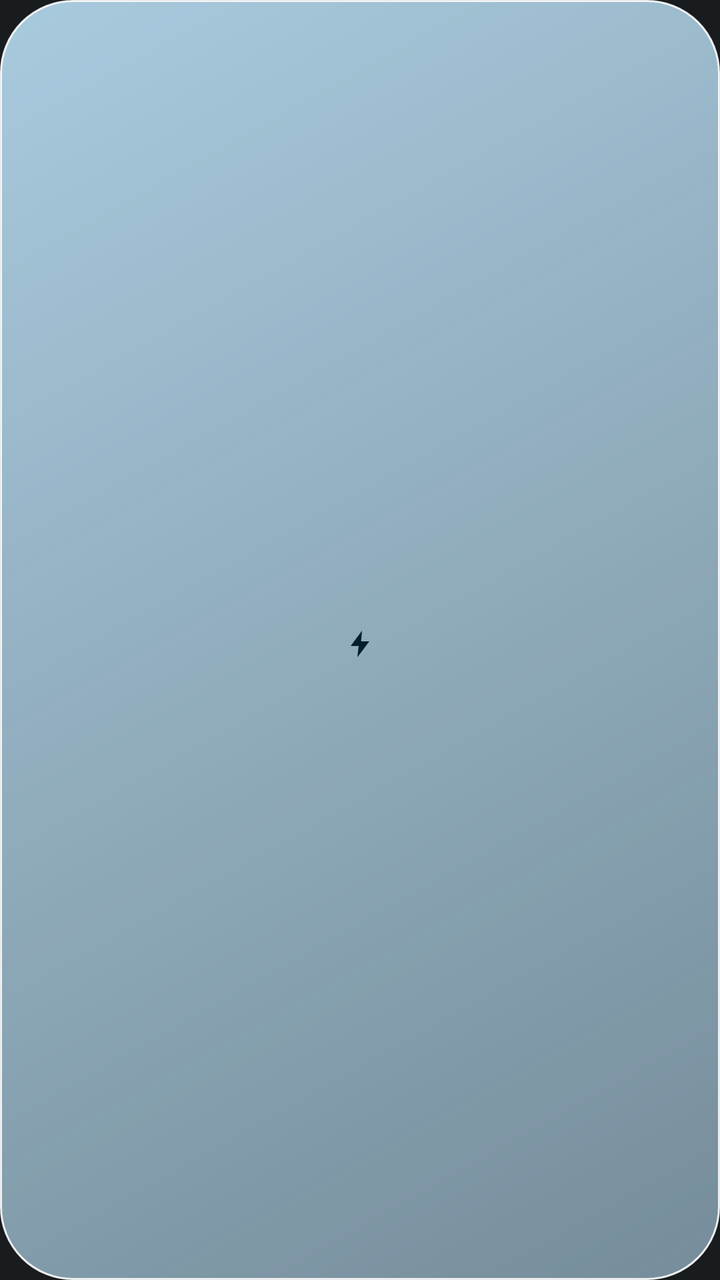
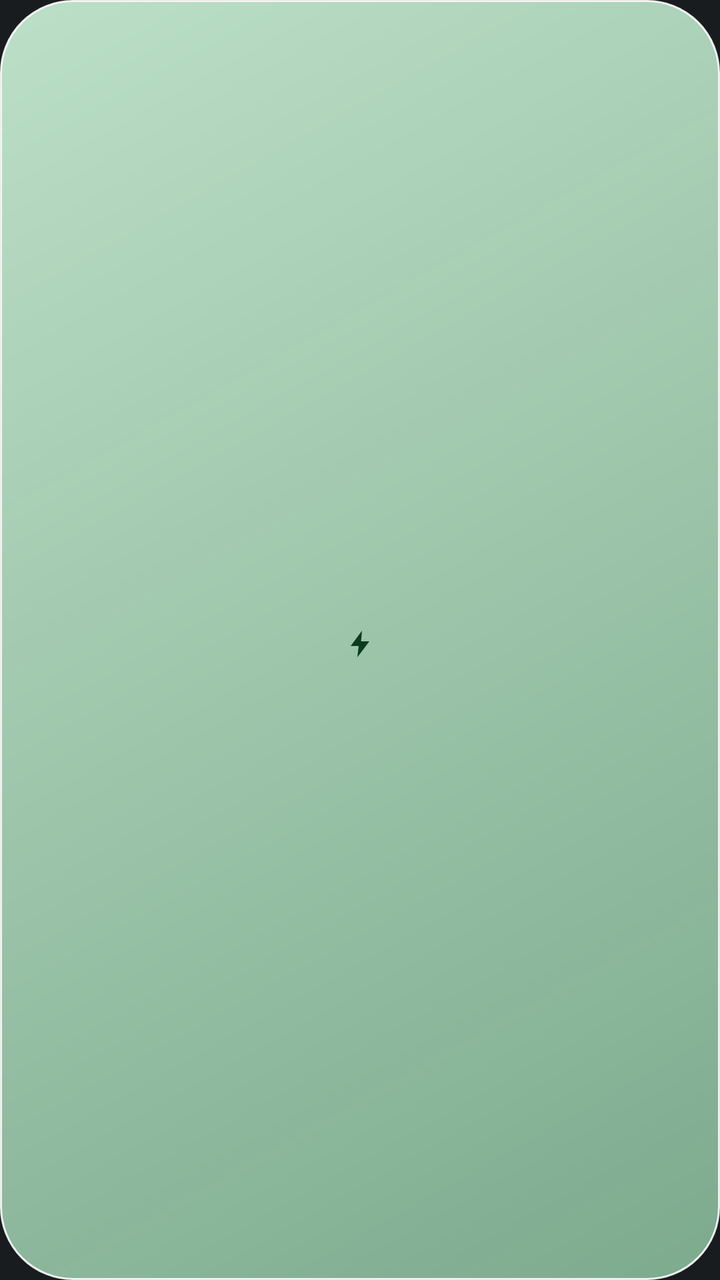

The first picture is an Android layout as it rendered before a commit; the second is the same layout after the commit. The layout source and the unified diff follow.
<!-- AndroidManifest.xml: application theme AppTheme -->
<!-- res/layout/g_battery_charge.xml -->
<?xml version="1.0" encoding="utf-8"?>
<FrameLayout xmlns:android="http://schemas.android.com/apk/res/android"
    android:id="@android:id/background"
    android:layout_width="match_parent"
    android:layout_height="match_parent"
    android:background="@drawable/g_card_primary"
    android:padding="14dp">

    <ImageView android:id="@+id/b_track" android:layout_width="match_parent" android:layout_height="match_parent" android:scaleType="fitCenter" android:tint="@color/g_track_on_pri" />
    <ImageView android:id="@+id/b_act" android:layout_width="match_parent" android:layout_height="match_parent" android:scaleType="fitCenter" android:tint="@color/g_on_primary_c" />

    
    <FrameLayout android:id="@+id/b_wave" android:layout_width="match_parent" android:layout_height="match_parent" />

    <LinearLayout
        android:layout_width="wrap_content"
        android:layout_height="wrap_content"
        android:layout_gravity="center"
        android:gravity="center_horizontal"
        android:orientation="vertical">
        <FrameLayout android:layout_width="wrap_content" android:layout_height="wrap_content">
            <ImageView android:id="@+id/b_num" android:layout_width="wrap_content" android:layout_height="wrap_content" android:tint="@color/g_on_primary_c" />
            <ImageView android:id="@+id/b_unit" android:layout_width="wrap_content" android:layout_height="wrap_content" android:alpha="0.8" android:tint="@color/g_on_primary_c" />
        </FrameLayout>
        <ImageView android:id="@+id/b_icon" android:layout_width="16dp" android:layout_height="16dp" android:layout_marginTop="4dp" android:src="@drawable/ic_bolt" android:tint="@color/g_on_primary_c" />
    </LinearLayout>
</FrameLayout>
<!-- resources referenced by this layout -->
<resources>
  <color name="g_on_primary_c">@android:color/system_accent1_900</color>
  <color name="g_track_on_pri">@android:color/system_accent1_300</color>
  <!-- drawable g_card_primary (drawable) -->
  <?xml version="1.0" encoding="utf-8"?>
  <shape xmlns:android="http://schemas.android.com/apk/res/android" android:shape="rectangle">
      <corners android:radius="@dimen/card_radius" />
      <gradient android:angle="315" android:startColor="@color/glass_pri_top" android:endColor="@color/glass_pri_bottom" android:type="linear" />
      <stroke android:width="1dp" android:color="@color/glass_edge" />
  </shape>
  <!-- drawable ic_bolt (drawable) -->
  <?xml version="1.0" encoding="utf-8"?>
  <vector xmlns:android="http://schemas.android.com/apk/res/android" android:width="24dp" android:height="24dp" android:viewportWidth="24" android:viewportHeight="24">
      <path android:fillColor="#FFFFFFFF" android:pathData="M13.5,2L5,13.5h6L10,22l9,-12h-6.2z" />
  </vector>
  <style name="AppTheme" parent="@android:style/Theme.DeviceDefault.NoActionBar">
          <item name="android:windowBackground">@color/ui_bg</item>
          <item name="android:statusBarColor">@android:color/transparent</item>
          <item name="android:navigationBarColor">@android:color/transparent</item>
          <item name="android:windowLightStatusBar">false</item>
          <item name="android:windowLightNavigationBar">false</item>
      </style>
  <dimen name="card_radius">36dp</dimen>
  <color name="glass_edge">#E6FFFFFF</color>
  <color name="ui_bg">@android:color/system_neutral1_900</color>
</resources>

<!-- the commit's change to res/layout/g_battery_charge.xml (unified diff, before → after) -->
@@ -3,11 +3,11 @@
     android:id="@android:id/background"
     android:layout_width="match_parent"
     android:layout_height="match_parent"
-    android:background="@drawable/g_card_primary"
+    android:background="@drawable/g_card_charge"
     android:padding="14dp">
 
-    <ImageView android:id="@+id/b_track" android:layout_width="match_parent" android:layout_height="match_parent" android:scaleType="fitCenter" android:tint="@color/g_track_on_pri" />
-    <ImageView android:id="@+id/b_act" android:layout_width="match_parent" android:layout_height="match_parent" android:scaleType="fitCenter" android:tint="@color/g_on_primary_c" />
+    <ImageView android:id="@+id/b_track" android:layout_width="match_parent" android:layout_height="match_parent" android:scaleType="fitCenter" android:tint="@color/g_charge_track" />
+    <ImageView android:id="@+id/b_act" android:layout_width="match_parent" android:layout_height="match_parent" android:scaleType="fitCenter" android:tint="@color/g_on_charge" />
 
     
     <FrameLayout android:id="@+id/b_wave" android:layout_width="match_parent" android:layout_height="match_parent" />
@@ -19,9 +19,9 @@
         android:gravity="center_horizontal"
         android:orientation="vertical">
         <FrameLayout android:layout_width="wrap_content" android:layout_height="wrap_content">
-            <ImageView android:id="@+id/b_num" android:layout_width="wrap_content" android:layout_height="wrap_content" android:tint="@color/g_on_primary_c" />
-            <ImageView android:id="@+id/b_unit" android:layout_width="wrap_content" android:layout_height="wrap_content" android:alpha="0.8" android:tint="@color/g_on_primary_c" />
+            <ImageView android:id="@+id/b_num" android:layout_width="wrap_content" android:layout_height="wrap_content" android:tint="@color/g_on_charge" />
+            <ImageView android:id="@+id/b_unit" android:layout_width="wrap_content" android:layout_height="wrap_content" android:alpha="0.8" android:tint="@color/g_on_charge" />
         </FrameLayout>
-        <ImageView android:id="@+id/b_icon" android:layout_width="16dp" android:layout_height="16dp" android:layout_marginTop="4dp" android:src="@drawable/ic_bolt" android:tint="@color/g_on_primary_c" />
+        <ImageView android:id="@+id/b_icon" android:layout_width="16dp" android:layout_height="16dp" android:layout_marginTop="4dp" android:src="@drawable/ic_bolt" android:tint="@color/g_on_charge" />
     </LinearLayout>
 </FrameLayout>
<!-- resource entries referenced after the edit -->
@@ -1,12 +1,12 @@
 <!-- resources referenced by this layout -->
 <resources>
-  <color name="g_on_primary_c">@android:color/system_accent1_900</color>
-  <color name="g_track_on_pri">@android:color/system_accent1_300</color>
-  <!-- drawable g_card_primary (drawable) -->
+  <color name="g_charge_track">#FF7CC497</color>
+  <color name="g_on_charge">#FF0C3B1E</color>
+  <!-- drawable g_card_charge (drawable) -->
   <?xml version="1.0" encoding="utf-8"?>
   <shape xmlns:android="http://schemas.android.com/apk/res/android" android:shape="rectangle">
       <corners android:radius="@dimen/card_radius" />
-      <gradient android:angle="315" android:startColor="@color/glass_pri_top" android:endColor="@color/glass_pri_bottom" android:type="linear" />
+      <gradient android:angle="315" android:startColor="@color/g_charge_top" android:endColor="@color/g_charge_bottom" android:type="linear" />
       <stroke android:width="1dp" android:color="@color/glass_edge" />
   </shape>
   <!-- drawable ic_bolt (drawable) -->
@@ -22,6 +22,8 @@
           <item name="android:windowLightNavigationBar">false</item>
       </style>
   <dimen name="card_radius">36dp</dimen>
+  <color name="g_charge_top">#E6CDF4D9</color>
+  <color name="g_charge_bottom">#B3A6E6BC</color>
   <color name="glass_edge">#E6FFFFFF</color>
   <color name="ui_bg">@android:color/system_neutral1_900</color>
 </resources>
